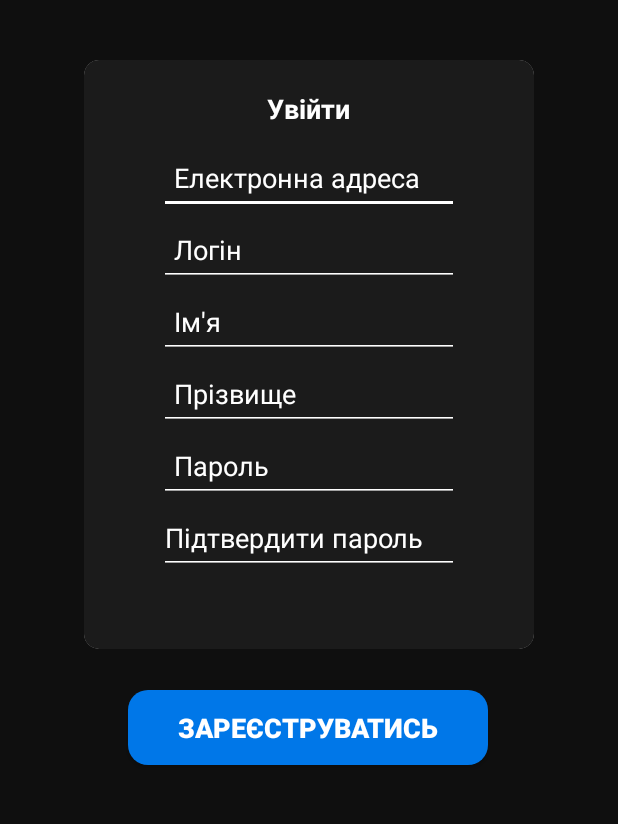
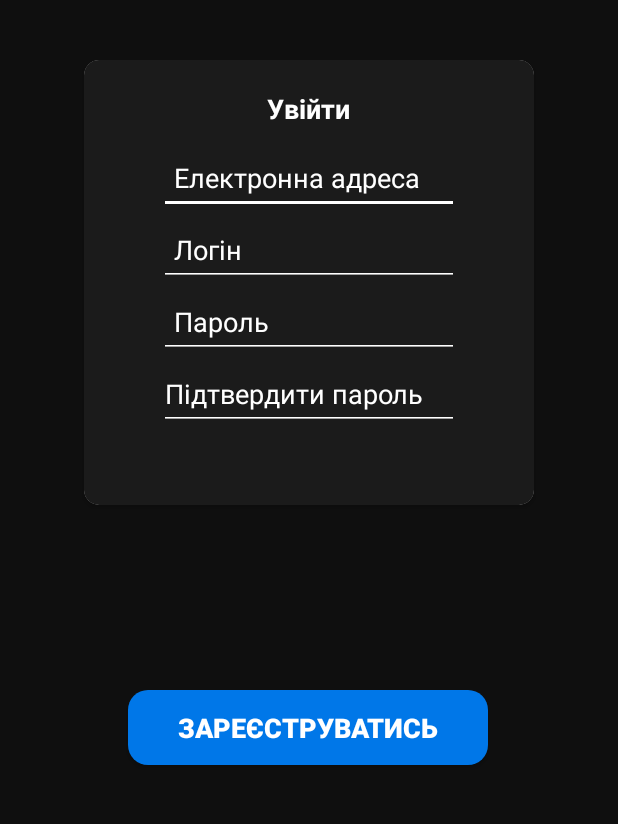
Before and after one commit to vov4ik-v/CounterDisplayApp, an Android app: the RegisterActivity screen opened directly, with no data from a screen before it, on a phone screen of 412 x 824 dp, the part 236-1060 px from its top. Run offline under Robolectric (Android 15) with nearby library versions, the phone set to English and light mode, and no system bars; our stand-ins replace sdp/ssp sizes.

```diff
--- a/app/src/main/java/com/spm/vasylyshyn/counterdisplayapp/constants.kt
+++ b/app/src/main/java/com/spm/vasylyshyn/counterdisplayapp/constants.kt
@@ -1,3 +1,3 @@
 package com.spm.vasylyshyn.counterdisplayapp
 
-const val API_URL_PATH: String = "http:192.168.0.102:8088/api/"
+const val API_URL_PATH: String = "http:192.168.0.103:8088/api/"
--- a/app/src/main/java/com/spm/vasylyshyn/counterdisplayapp/response/LoginRequest.kt
+++ b/app/src/main/java/com/spm/vasylyshyn/counterdisplayapp/response/LoginRequest.kt
@@ -5,5 +5,5 @@ import kotlinx.serialization.Serializable
 @Serializable
 data class LoginRequest(
     val username: String,
-    val password: String
+    val password: String,
 )
--- a/app/src/main/java/com/spm/vasylyshyn/counterdisplayapp/service/AuthService.kt
+++ b/app/src/main/java/com/spm/vasylyshyn/counterdisplayapp/service/AuthService.kt
@@ -4,18 +4,8 @@ import com.spm.vasylyshyn.counterdisplayapp.response.JWTTokenSuccessResponse
 import com.spm.vasylyshyn.counterdisplayapp.response.RegisterSuccessResponse
 import com.spm.vasylyshyn.counterdisplayapp.response.LoginRequest
 import com.spm.vasylyshyn.counterdisplayapp.response.RegisterRequest
-import okhttp3.ResponseBody
-import retrofit2.Call
-import retrofit2.http.Body
-import retrofit2.http.POST
 
 interface AuthService {
-    @POST("auth/signin")
-    fun authenticateUser(@Body loginRequest: LoginRequest): Call<JWTTokenSuccessResponse>
-
-    @POST("auth/signup")
-    fun registerUser(@Body registerRequest: RegisterRequest): Call<RegisterSuccessResponse>
-
-    @POST("path/to/endpoint")
-    fun postRequest(@Body body: Map<String, Any>): Call<ResponseBody>
+    suspend fun authenticateUser(loginRequest: LoginRequest): Result<JWTTokenSuccessResponse>
+    suspend fun registerUser(registerRequest: RegisterRequest): Result<RegisterSuccessResponse>
 }
--- a/app/src/main/res/layout/activity_register.xml
+++ b/app/src/main/res/layout/activity_register.xml
@@ -83,34 +83,6 @@
                 app:backgroundTint="@color/white" />
 
             <EditText
-                android:id="@+id/firstnameEditText"
-                android:layout_width="200dp"
-                android:layout_height="wrap_content"
-                android:layout_gravity="center_horizontal"
-                android:hint="Ім'я"
-                android:inputType="textEmailAddress"
-                android:maxHeight="45dp"
-                android:minHeight="48dp"
-                android:padding="10dp"
-                android:textColor="@color/white"
-                android:textColorHint="@color/white"
-                app:backgroundTint="@color/white" />
-
-            <EditText
-                android:id="@+id/lastnameEditText"
-                android:layout_width="200dp"
-                android:layout_height="wrap_content"
-                android:layout_gravity="center_horizontal"
-                android:hint="Прізвище"
-                android:inputType="textEmailAddress"
-                android:maxHeight="45dp"
-                android:minHeight="48dp"
-                android:padding="10dp"
-                android:textColor="@color/white"
-                android:textColorHint="@color/white"
-                app:backgroundTint="@color/white" />
-
-            <EditText
                 android:id="@+id/passwordEditText"
                 android:layout_width="200dp"
                 android:layout_height="wrap_content"
```
Also changed, not shown: app/build.gradle.kts (+9 -0 lines), app/src/main/java/com/spm/vasylyshyn/counterdisplayapp/CounterDisplayApplication.kt (+56 -5 lines), app/src/main/java/com/spm/vasylyshyn/counterdisplayapp/activity/LoginActivity.kt (+19 -28 lines), app/src/main/java/com/spm/vasylyshyn/counterdisplayapp/activity/RegisterActivity.kt (+13 -24 lines), app/src/main/java/com/spm/vasylyshyn/counterdisplayapp/response/RegisterRequest.kt (+2 -5 lines), app/src/main/java/com/spm/vasylyshyn/counterdisplayapp/service/AuthServiceKtor.kt (added, +22 -0 lines).
